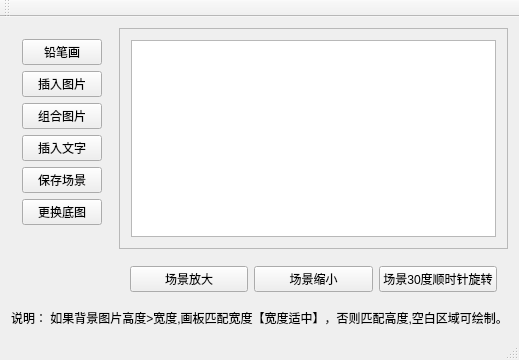
This is QtSketchpad/mainwindow.ui in shixingya/QtSketchpad as Qt 5 draws it before an edit. The edited form follows.
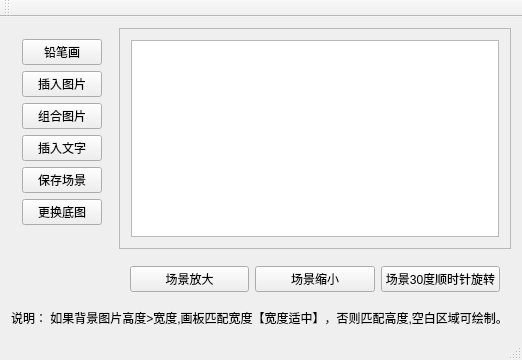
This is the edited form. Custom widgets are drawn as their Qt base class.

What changed in the file:
```diff
--- a/QtSketchpad/mainwindow.ui
+++ b/QtSketchpad/mainwindow.ui
@@ -6,7 +6,7 @@
    <rect>
     <x>0</x>
     <y>0</y>
-    <width>517</width>
+    <width>522</width>
     <height>360</height>
    </rect>
   </property>
@@ -27,7 +27,7 @@
           <rect>
            <x>0</x>
            <y>0</y>
-           <width>396</width>
+           <width>401</width>
            <height>216</height>
           </rect>
          </property>
```
Left out of the diff: 2 changed lines with no effect on the pictures.
